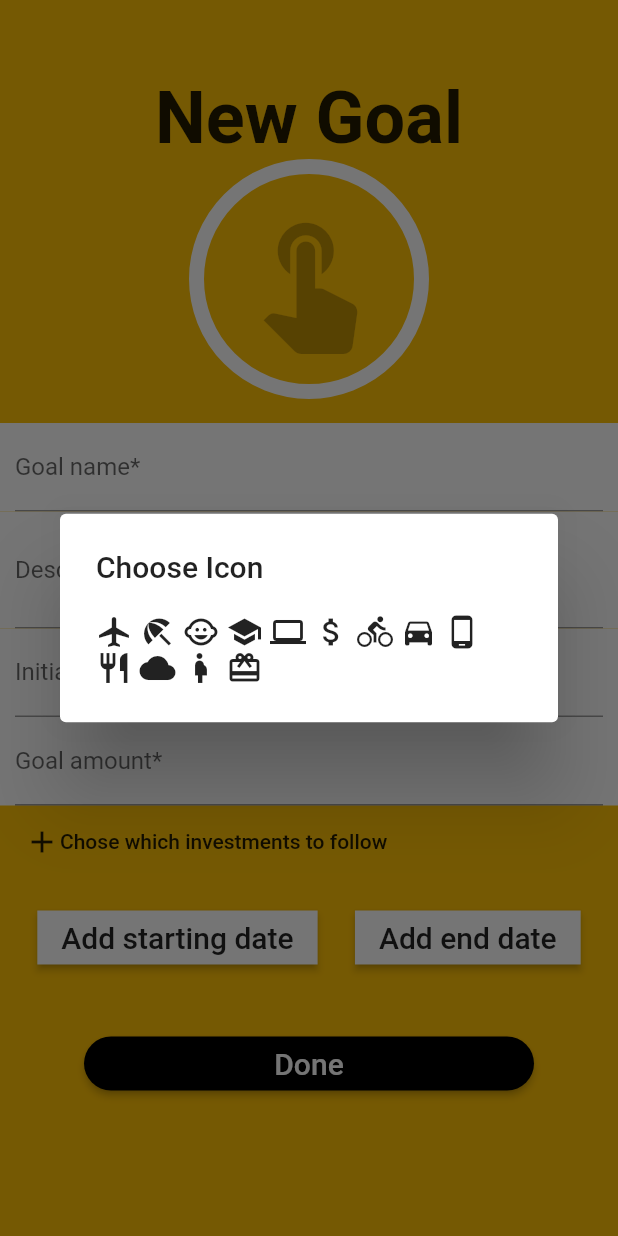
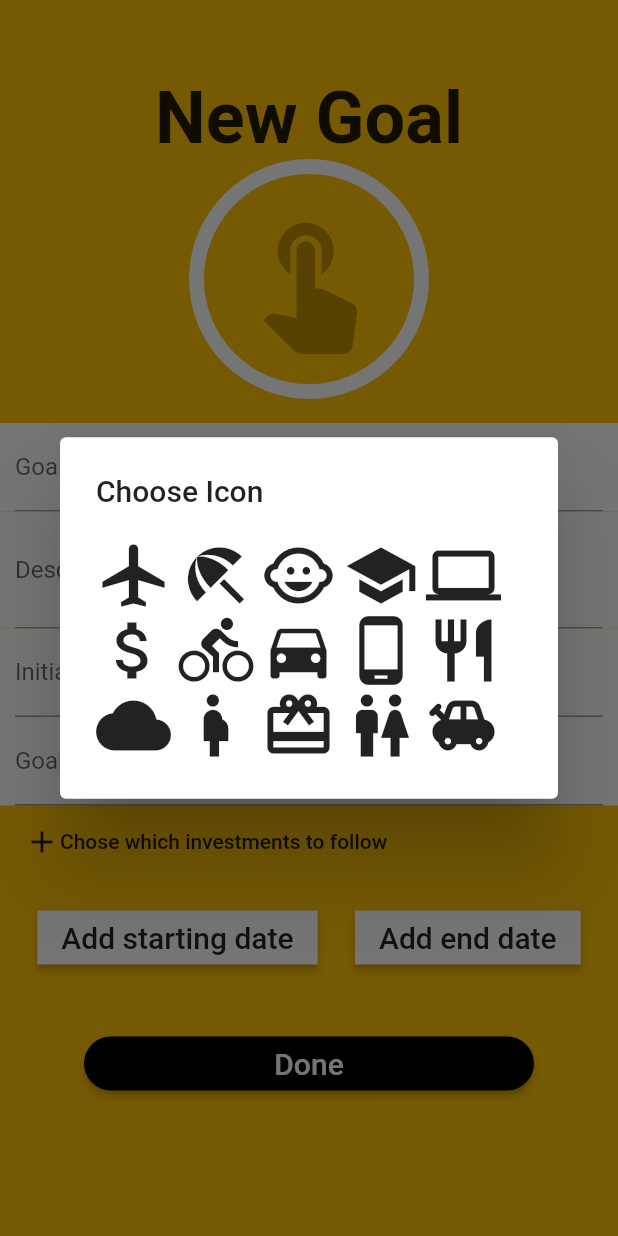
Before and after one commit to jmjac/portfolio, a Flutter app: the AddGoalPage screen opened directly, after a tap on the "touch app" icon, on a phone screen of 412 x 824 dp. Run offline on Flutter 3.47's test engine with Material 2 defaults, Android fonts, the phone set to English and light mode, and no system bars; drawn by our look-alikes of percent_indicator; our stand-ins replace charts_flutter, firebase_auth, fl_chart, flutter_mobx, google_fonts, google_sign_in and 2 more; missing offline and left inert: flutter_material_color_picker, flutter_rounded_date_picker; accounts and stored records are empty; generated files the repository leaves out were written again.

```diff
--- a/lib/black_rock/black_rock_page.dart
+++ b/lib/black_rock/black_rock_page.dart
@@ -12,7 +12,7 @@ class BlackRockPage extends StatelessWidget {
   Widget build(BuildContext context) {
     final BlackRockStore blackRockStore = Provider.of<BlackRockStore>(context);
     blackRockStore.loadPieChartData();
-    blackRockStore.mainData();
+    blackRockStore.mainData(portfolio: blackRockStore.portfolio);
 
     return Scaffold(
         appBar: AppBar(
@@ -37,7 +37,8 @@ class BlackRockPage extends StatelessWidget {
             Observer(
               builder: (_) => Container(
                   child: Column(children: [
-                Text("Total Profit: \$" + "${blackRockStore.profit}", style:
+                Text("Total Profit: \$" + "${blackRockStore.profit}",
+                    style:
                         TextStyle(fontSize: 20, fontWeight: FontWeight.bold)),
                 Padding(
                   padding: const EdgeInsets.only(
--- a/lib/goals/add_goal_page.dart
+++ b/lib/goals/add_goal_page.dart
@@ -220,7 +220,7 @@ class AddGoalPage extends StatelessWidget {
         onPressed: () async {
           DateTime date = await showRoundedDatePicker(
               context: context,
-              firstDate: DateTime.fromMicrosecondsSinceEpoch(1),
+              firstDate: DateTime(DateTime.now().year - 4),
               description: "$text date of portfolio tracking",
               theme: Theme.of(context),
               initialDatePickerMode: DatePickerMode.year);
@@ -249,7 +249,7 @@ class AddGoalPage extends StatelessWidget {
               onPressed: () async {
                 DateTime date = await showRoundedDatePicker(
                     context: context,
-                    firstDate: DateTime.fromMicrosecondsSinceEpoch(1),
+                    firstDate: DateTime(DateTime.now().year - 4),
                     description: "$text date of portfolio tracking",
                     theme: Theme.of(context),
                     initialDatePickerMode: DatePickerMode.year);
--- a/lib/goals/iconPicker.dart
+++ b/lib/goals/iconPicker.dart
@@ -14,7 +14,9 @@ class IconPicker extends StatelessWidget {
     Icons.restaurant,
     Icons.wb_cloudy,
     Icons.pregnant_woman,
-    Icons.card_giftcard
+    Icons.card_giftcard,
+    Icons.wc,
+    Icons.toys
     // all the icons you want to include
   ];
 
@@ -26,7 +28,10 @@ class IconPicker extends StatelessWidget {
         for (var icon in icons)
           GestureDetector(
             onTap: () => Navigator.pop(context, icon),
-            child: Icon(icon),
+            child: Icon(
+              icon,
+              size: 50,
+            ),
           )
       ],
     );
--- a/lib/main.dart
+++ b/lib/main.dart
@@ -25,7 +25,7 @@ Future<void> main() async {
   final SharedPreferences _preferences = await SharedPreferences.getInstance();
 
   BlackRockAPIPortfolio portfolio = BlackRockAPIPortfolio(
-      positions: {"AOGIX": 66.23, "SSBTX": 33.77},
+      positions: {},
       startDate: 1546300800000,
       calculatePerformance: true,
       onlyMonthEndPerfChart: true);
```
Also changed, not shown: 27 other files.
